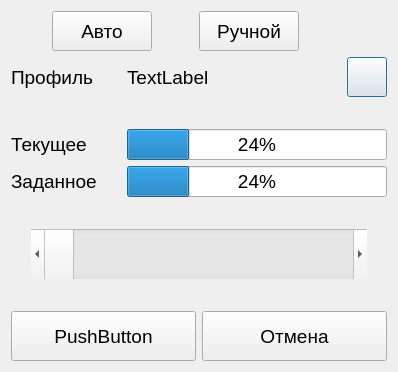
The window that QtClient/QtClimaClient/Frames/Dialogs/ConfigValveDialog.ui (ciberslavik/climacore) describes before a commit, drawn with Qt 5.
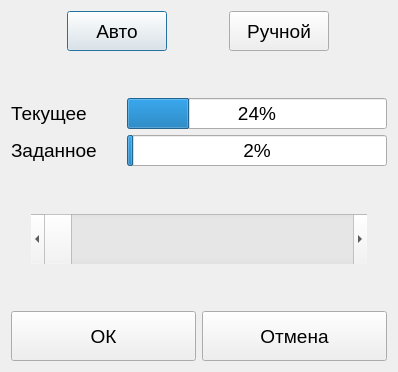
The same window after the commit. Icons and pictures are not drawn.

What changed in the file:
```diff
--- a/QtClient/QtClimaClient/Frames/Dialogs/ConfigValveDialog.ui
+++ b/QtClient/QtClimaClient/Frames/Dialogs/ConfigValveDialog.ui
@@ -19,62 +19,7 @@
    <string>Dialog</string>
   </property>
   <layout class="QGridLayout" name="gridLayout">
-   <item row="1" column="2">
-    <widget class="QPushButton" name="pushButton_3">
-     <property name="minimumSize">
-      <size>
-       <width>40</width>
-       <height>40</height>
-      </size>
-     </property>
-     <property name="maximumSize">
-      <size>
-       <width>40</width>
-       <height>40</height>
-      </size>
-     </property>
-     <property name="text">
-      <string/>
-     </property>
-     <property name="icon">
-      <iconset resource="../../Resources.qrc">
-       <normaloff>:/Images/gears.png</normaloff>:/Images/gears.png</iconset>
-     </property>
-     <property name="iconSize">
-      <size>
-       <width>32</width>
-       <height>32</height>
-      </size>
-     </property>
-    </widget>
-   </item>
-   <item row="4" column="0">
-    <widget class="QLabel" name="label_3">
-     <property name="maximumSize">
-      <size>
-       <width>110</width>
-       <height>16777215</height>
-      </size>
-     </property>
-     <property name="text">
-      <string>Заданное</string>
-     </property>
-    </widget>
-   </item>
-   <item row="7" column="0">
-    <spacer name="verticalSpacer">
-     <property name="orientation">
-      <enum>Qt::Vertical</enum>
-     </property>
-     <property name="sizeHint" stdset="0">
-      <size>
-       <width>20</width>
-       <height>40</height>
-      </size>
-     </property>
-    </spacer>
-   </item>
-   <item row="0" column="0" colspan="2">
+   <item row="0" column="0" colspan="3">
     <layout class="QHBoxLayout" name="horizontalLayout">
      <item>
       <widget class="QPushButton" name="btnAuto">
@@ -93,6 +38,12 @@
        <property name="text">
         <string>Авто</string>
        </property>
+       <property name="checkable">
+        <bool>true</bool>
+       </property>
+       <property name="autoExclusive">
+        <bool>true</bool>
+       </property>
       </widget>
      </item>
      <item>
@@ -118,32 +69,31 @@
          <height>32</height>
         </size>
        </property>
+       <property name="checkable">
+        <bool>true</bool>
+       </property>
+       <property name="autoExclusive">
+        <bool>true</bool>
+       </property>
       </widget>
      </item>
     </layout>
    </item>
-   <item row="1" column="1">
-    <widget class="QLabel" name="label_4">
-     <property name="text">
-      <string>TextLabel</string>
-     </property>
-    </widget>
-   </item>
-   <item row="3" column="1" colspan="2">
-    <widget class="QProgressBar" name="progressBar">
+   <item row="2" column="1" colspan="2">
+    <widget class="QProgressBar" name="barCurrent">
      <property name="value">
       <number>24</number>
      </property>
     </widget>
    </item>
-   <item row="3" column="0">
+   <item row="2" column="0">
     <widget class="QLabel" name="label_2">
      <property name="text">
       <string>Текущее</string>
      </property>
     </widget>
    </item>
-   <item row="5" column="0">
+   <item row="4" column="0">
     <spacer name="verticalSpacer_2">
      <property name="orientation">
       <enum>Qt::Vertical</enum>
@@ -156,21 +106,85 @@
      </property>
     </spacer>
    </item>
-   <item row="4" column="1" colspan="2">
-    <widget class="QProgressBar" name="progressBar_2">
-     <property name="value">
-      <number>24</number>
+   <item row="3" column="0">
+    <widget class="QLabel" name="label_3">
+     <property name="maximumSize">
+      <size>
+       <width>110</width>
+       <height>16777215</height>
+      </size>
      </property>
-    </widget>
-   </item>
-   <item row="1" column="0">
-    <widget class="QLabel" name="label">
      <property name="text">
-      <string>Профиль</string>
+      <string>Заданное</string>
      </property>
     </widget>
    </item>
-   <item row="8" column="0" colspan="3">
+   <item row="6" column="0">
+    <spacer name="verticalSpacer">
+     <property name="orientation">
+      <enum>Qt::Vertical</enum>
+     </property>
+     <property name="sizeHint" stdset="0">
+      <size>
+       <width>20</width>
+       <height>40</height>
+      </size>
+     </property>
+    </spacer>
+   </item>
+   <item row="5" column="0" colspan="3">
+    <layout class="QHBoxLayout" name="horizontalLayout_3">
+     <item>
+      <spacer name="horizontalSpacer">
+       <property name="orientation">
+        <enum>Qt::Horizontal</enum>
+       </property>
+       <property name="sizeType">
+        <enum>QSizePolicy::Fixed</enum>
+       </property>
+       <property name="sizeHint" stdset="0">
+        <size>
+         <width>20</width>
+         <height>20</height>
+        </size>
+       </property>
+      </spacer>
+     </item>
+     <item>
+      <widget class="QScrollBar" name="horizontalScrollBar">
+       <property name="minimumSize">
+        <size>
+         <width>0</width>
+         <height>50</height>
+        </size>
+       </property>
+       <property name="maximum">
+        <number>1000</number>
+       </property>
+       <property name="orientation">
+        <enum>Qt::Horizontal</enum>
+       </property>
+      </widget>
+     </item>
+     <item>
+      <spacer name="horizontalSpacer_2">
+       <property name="orientation">
+        <enum>Qt::Horizontal</enum>
+       </property>
+       <property name="sizeType">
+        <enum>QSizePolicy::Fixed</enum>
+       </property>
+       <property name="sizeHint" stdset="0">
+        <size>
+         <width>20</width>
+         <height>20</height>
+        </size>
+       </property>
+      </spacer>
+     </item>
+    </layout>
+   </item>
+   <item row="7" column="0" colspan="3">
     <layout class="QHBoxLayout" name="horizontalLayout_2">
      <item>
       <widget class="QPushButton" name="btnAccept">
@@ -187,7 +201,7 @@
         </size>
        </property>
        <property name="text">
-        <string>PushButton</string>
+        <string>ОК</string>
        </property>
        <property name="icon">
         <iconset resource="../../Resources.qrc">
@@ -232,56 +246,17 @@
      </item>
     </layout>
    </item>
-   <item row="6" column="0" colspan="3">
-    <layout class="QHBoxLayout" name="horizontalLayout_3">
-     <item>
-      <spacer name="horizontalSpacer">
-       <property name="orientation">
-        <enum>Qt::Horizontal</enum>
-       </property>
-       <property name="sizeType">
-        <enum>QSizePolicy::Fixed</enum>
-       </property>
-       <property name="sizeHint" stdset="0">
-        <size>
-         <width>20</width>
-         <height>20</height>
-        </size>
-       </property>
-      </spacer>
-     </item>
-     <item>
-      <widget class="QScrollBar" name="horizontalScrollBar">
-       <property name="minimumSize">
-        <size>
-         <width>0</width>
-         <height>50</height>
-        </size>
-       </property>
-       <property name="orientation">
-        <enum>Qt::Horizontal</enum>
-       </property>
-      </widget>
-     </item>
-     <item>
-      <spacer name="horizontalSpacer_2">
-       <property name="orientation">
-        <enum>Qt::Horizontal</enum>
-       </property>
-       <property name="sizeType">
-        <enum>QSizePolicy::Fixed</enum>
-       </property>
-       <property name="sizeHint" stdset="0">
-        <size>
-         <width>20</width>
-         <height>20</height>
-        </size>
-       </property>
-      </spacer>
-     </item>
-    </layout>
+   <item row="3" column="1" colspan="2">
+    <widget class="QProgressBar" name="barSetPoint">
+     <property name="maximum">
+      <number>1000</number>
+     </property>
+     <property name="value">
+      <number>24</number>
+     </property>
+    </widget>
    </item>
-   <item row="2" column="0">
+   <item row="1" column="0">
     <spacer name="verticalSpacer_3">
      <property name="orientation">
       <enum>Qt::Vertical</enum>
```
